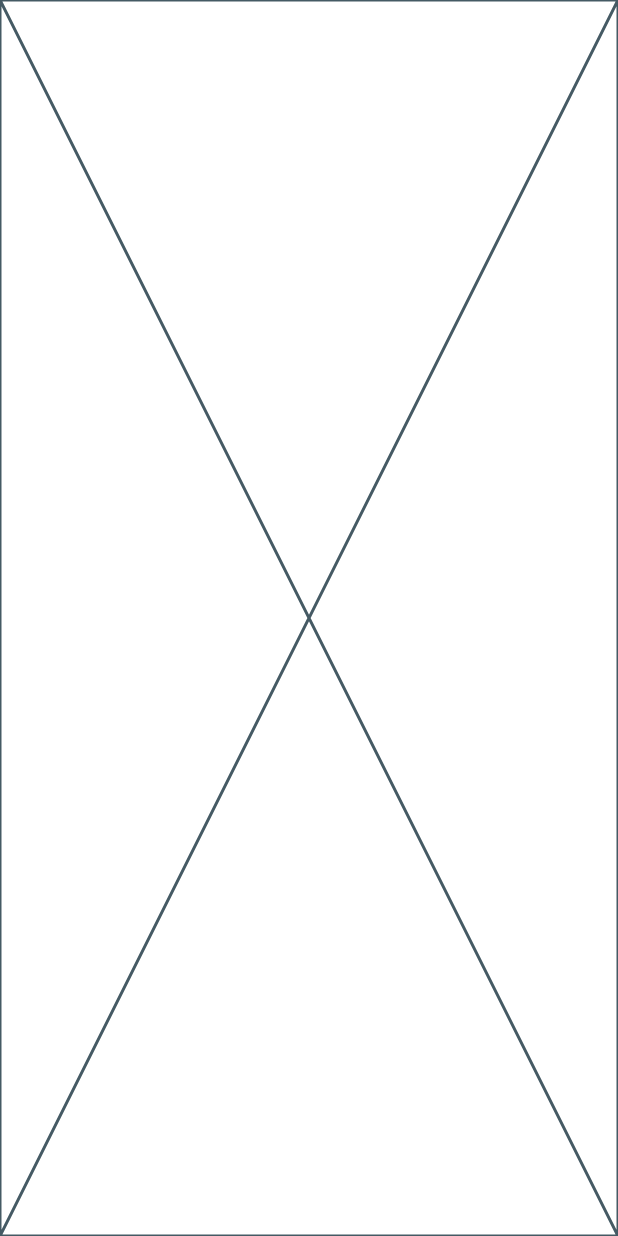
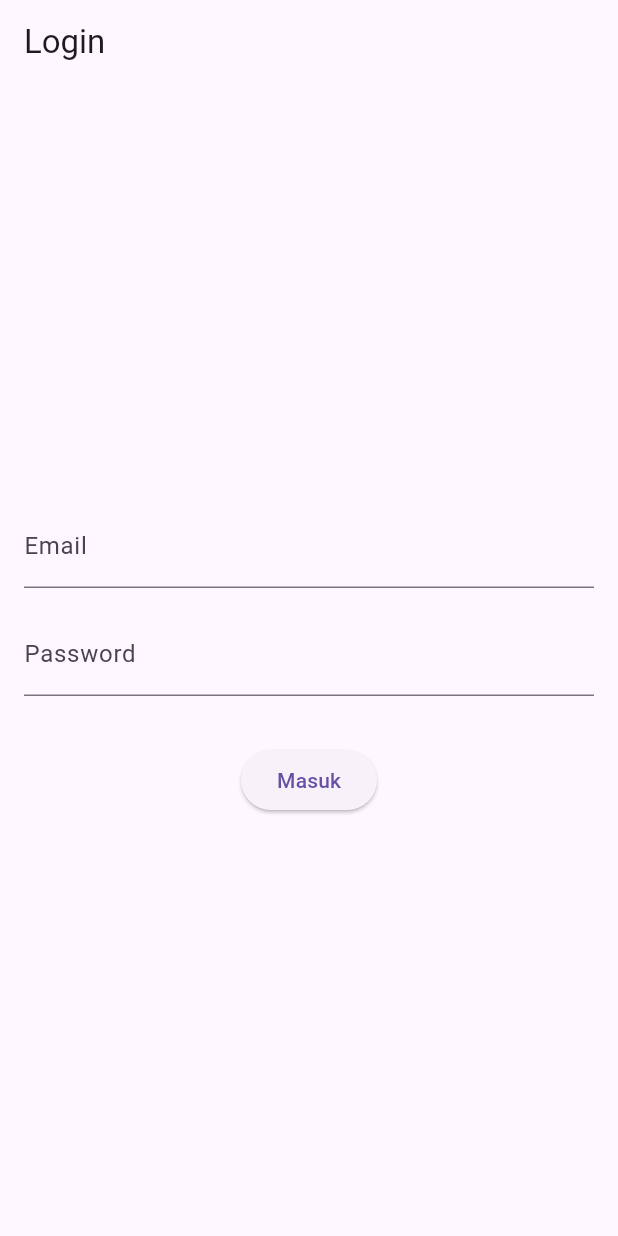
Before and after one commit to rafsanza-hub/ecommerce, a Flutter app: the screen it shows after launch, on a phone screen of 412 x 824 dp. Run offline on Flutter 3.47's test engine with Material 3 defaults, Android fonts, the light colour scheme and no system bars; our stand-ins replace bloc, equatable, flutter_bloc, shared_preferences.

Commit message:
[flutter] feat: add user authentication using backend API

```diff
--- /dev/null
+++ b/mobile/devtools_options.yaml
@@ -0,0 +1,3 @@
+description: This file stores settings for Dart & Flutter DevTools.
+documentation: https://docs.flutter.dev/tools/devtools/extensions#configure-extension-enablement-states
+extensions:
--- /dev/null
+++ b/mobile/lib/features/auth/bloc/auth_bloc.dart
@@ -0,0 +1,113 @@
+import 'package:bloc/bloc.dart';
+import 'package:equatable/equatable.dart';
+import 'package:meta/meta.dart';
+import '../models/auth_model.dart';
+import '../services/auth_service.dart';
+
+part 'auth_event.dart';
+part 'auth_state.dart';
+
+class AuthBloc extends Bloc<AuthEvent, AuthState> {
+  final AuthService _authService;
+
+  AuthBloc({required AuthService authService})
+      : _authService = authService,
+        super(AuthInitial()) { // Mulai dengan status AuthInitial
+    on<AuthCheckStatusRequested>(_onAuthCheckStatusRequested);
+    on<AuthLoginRequested>(_onAuthLoginRequested);
+    on<AuthRegisterRequested>(_onAuthRegisterRequested);
+    on<AuthLogoutRequested>(_onAuthLogoutRequested);
+
+    // Segera periksa status saat BLoC dibuat
+    add(AuthCheckStatusRequested());
+  }
+
+  Future<void> _onAuthCheckStatusRequested(
+    AuthCheckStatusRequested event,
+    Emitter<AuthState> emit,
+  ) async {
+    emit(AuthLoading());
+    try {
+      final bool hasToken = await _authService.hasToken();
+      if (hasToken) {
+        // Jika ada token, kita mungkin ingin memverifikasinya atau mengambil data pengguna
+        // Untuk saat ini, kita asumsikan kehadiran token berarti sudah diautentikasi
+        // Dalam aplikasi sebenarnya, Anda mungkin akan mengambil detail pengguna menggunakan token di sini
+        // dan berpotensi memancarkan AuthAuthenticated dengan data pengguna yang sebenarnya.
+        // Jika pengambilan data pengguna gagal (misalnya, token kedaluwarsa), pancarkan AuthUnauthenticated.
+
+        // Placeholder: Memancarkan Unauthenticated untuk saat ini jika hanya pengecekan token yang dilakukan.
+        // Ganti logika ini dengan pengambilan/validasi pengguna yang sebenarnya jika diperlukan.
+        // Untuk pengaturan dasar, hanya memeriksa keberadaan token mungkin cukup pada awalnya.
+        // Mari kita asumsikan untuk saat ini jika token ada, kita perlu pengguna untuk masuk lagi untuk mendapatkan data segar.
+        // Atau, jika Anda menyimpan data pengguna bersama token, Anda dapat memuatnya.
+
+        // Opsi 1: Asumsikan token berarti sudah masuk (paling sederhana, tetapi kurang aman/kuat)
+        // final token = await _authService.getToken();
+        // emit(AuthAuthenticated(user: AuthModel(id: 'temp', name: 'User', email: 'user@example.com', token: token!))); // Ganti dengan pemuatan pengguna yang sebenarnya
+
+        // Opsi 2: Memerlukan login bahkan jika token ada (lebih aman jika token mungkin sudah kedaluwarsa)
+         emit(AuthUnauthenticated());
+
+      } else {
+        emit(AuthUnauthenticated());
+      }
+    } catch (e) {
+      emit(AuthFailure(message: 'Gagal memeriksa status autentikasi: ${e.toString()}'));
+    }
+  }
+
+  Future<void> _onAuthLoginRequested(
+    AuthLoginRequested event,
+    Emitter<AuthState> emit,
+  ) async {
+    emit(AuthLoading());
+    try {
+      final user = await _authService.login(event.email, event.password);
+      emit(AuthAuthenticated(user: user));
+    } catch (e) {
+      emit(AuthFailure(message: e.toString()));
+      // Secara opsional, kembali ke Unauthenticated setelah menampilkan kegagalan
+      await Future.delayed(const Duration(seconds: 2)); // Beri waktu untuk melihat kesalahan
+       if (state is AuthFailure) { // Periksa apakah status masih gagal sebelum memancarkan unauthenticated
+         emit(AuthUnauthenticated());
+       }
+    }
+  }
+
+  Future<void> _onAuthRegisterRequested(
+    AuthRegisterRequested event,
+    Emitter<AuthState> emit,
+  ) async {
+    emit(AuthLoading());
+    try {
+      final user = await _authService.register(
+        name: event.name,
+        email: event.email,
+        password: event.password,
+      );
+      emit(AuthAuthenticated(user: user));
+    } catch (e) {
+      emit(AuthFailure(message: e.toString()));
+       await Future.delayed(const Duration(seconds: 2));
+       if (state is AuthFailure) {
+         emit(AuthUnauthenticated());
+       }
+    }
+  }
+
+  Future<void> _onAuthLogoutRequested(
+    AuthLogoutRequested event,
+    Emitter<AuthState> emit,
+  ) async {
+    emit(AuthLoading());
+    try {
+      await _authService.logout();
+      emit(AuthUnauthenticated());
+    } catch (e) {
+      // Bahkan jika logout gagal, perlakukan pengguna sebagai tidak diautentikasi di sisi klien
+      emit(AuthUnauthenticated());
+      print('Kesalahan Logout: ${e.toString()}'); // Catat kesalahan
+    }
+  }
+}
--- /dev/null
+++ b/mobile/lib/features/auth/bloc/auth_event.dart
@@ -0,0 +1,43 @@
+part of 'auth_bloc.dart';
+
+@immutable
+sealed class AuthEvent extends Equatable {
+  const AuthEvent();
+
+  @override
+  List<Object?> get props => [];
+}
+
+// Event untuk memicu pengecekan status autentikasi saat ini (misalnya, saat aplikasi dimulai)
+final class AuthCheckStatusRequested extends AuthEvent {}
+
+// Event yang dipicu ketika pengguna mencoba masuk
+final class AuthLoginRequested extends AuthEvent {
+  final String email;
+  final String password;
+
+  const AuthLoginRequested({required this.email, required this.password});
+
+  @override
+  List<Object?> get props => [email, password];
+}
+
+// Event yang dipicu ketika pengguna mencoba mendaftar
+final class AuthRegisterRequested extends AuthEvent {
+  final String name;
+  final String email;
+  final String password;
+
+  const AuthRegisterRequested({
+    required this.name,
+    required this.email,
+    required this.password,
+  });
+
+  @override
+  List<Object?> get props => [name, email, password];
+}
+
+
+// Event yang dipicu ketika pengguna keluar
+final class AuthLogoutRequested extends AuthEvent {}
--- /dev/null
+++ b/mobile/lib/features/auth/bloc/auth_state.dart
@@ -0,0 +1,40 @@
+part of 'auth_bloc.dart';
+
+// Imports are moved to auth_bloc.dart
+
+@immutable
+sealed class AuthState extends Equatable {
+  const AuthState();
+
+  @override
+  List<Object?> get props => [];
+}
+
+// Kondisi awal, sebelum memeriksa status autentikasi
+final class AuthInitial extends AuthState {}
+
+// Kondisi ketika operasi autentikasi sedang berlangsung
+final class AuthLoading extends AuthState {}
+
+// Kondisi ketika pengguna berhasil diautentikasi
+final class AuthAuthenticated extends AuthState {
+  final AuthModel user;
+
+  const AuthAuthenticated({required this.user});
+
+  @override
+  List<Object?> get props => [user];
+}
+
+// Kondisi ketika pengguna tidak diautentikasi
+final class AuthUnauthenticated extends AuthState {}
+
+// Kondisi ketika operasi autentikasi gagal
+final class AuthFailure extends AuthState {
+  final String message;
+
+  const AuthFailure({required this.message});
+
+  @override
+  List<Object?> get props => [message];
+}
--- /dev/null
+++ b/mobile/lib/features/auth/models/auth_model.dart
@@ -0,0 +1,39 @@
+import 'package:equatable/equatable.dart';
+
+class AuthModel extends Equatable {
+  final String id;
+  final String name;
+  final String email;
+  final String token; // The JWT token
+
+  const AuthModel({
+    required this.id,
+    required this.name,
+    required this.email,
+    required this.token,
+  });
+
+  // Factory constructor to create an AuthModel from JSON
+  factory AuthModel.fromJson(Map<String, dynamic> json) {
+    return AuthModel(
+      // Adjust field names based on your actual backend response
+      id: json['_id'] ?? json['id'] ?? '',
+      name: json['name'] ?? '',
+      email: json['email'] ?? '',
+      token: json['token'] ?? '',
+    );
+  }
+
+  // Method to convert AuthModel to JSON (optional, might be useful)
+  Map<String, dynamic> toJson() {
+    return {
+      'id': id,
+      'name': name,
+      'email': email,
+      'token': token,
+    };
+  }
+
+  @override
+  List<Object?> get props => [id, name, email, token];
+}
--- /dev/null
+++ b/mobile/lib/features/auth/screens/login_screen.dart
@@ -0,0 +1,112 @@
+import 'package:flutter/material.dart';
+import 'package:flutter_bloc/flutter_bloc.dart';
+import '../bloc/auth_bloc.dart';
+
+class LoginScreen extends StatefulWidget {
+  const LoginScreen({super.key});
+
+  @override
+  State<LoginScreen> createState() => _LoginScreenState();
+}
+
+class _LoginScreenState extends State<LoginScreen> {
+  final _formKey = GlobalKey<FormState>();
+  final _emailController = TextEditingController();
+  final _passwordController = TextEditingController();
+
+  @override
+  void dispose() {
+    _emailController.dispose();
+    _passwordController.dispose();
+    super.dispose();
+  }
+
+  void _login() {
+    if (_formKey.currentState!.validate()) {
+      context.read<AuthBloc>().add(
+            AuthLoginRequested(
+              email: _emailController.text.trim(),
+              password: _passwordController.text.trim(),
+            ),
+          );
+    }
+  }
+
+  @override
+  Widget build(BuildContext context) {
+    return Scaffold(
+      appBar: AppBar(title: const Text('Login')),
+      body: BlocListener<AuthBloc, AuthState>(
+        listener: (context, state) {
+          if (state is AuthFailure) {
+            ScaffoldMessenger.of(context)
+              ..hideCurrentSnackBar()
+              ..showSnackBar(
+                SnackBar(
+                  content: Text('Login Failed: ${state.message}'),
+                  backgroundColor: Colors.red,
+                ),
+              );
+          }
+          // No need to listen for AuthAuthenticated here,
+          // the main app structure will handle navigation based on state.
+        },
+        child: Center(
+          child: Padding(
+            padding: const EdgeInsets.all(16.0),
+            child: Form(
+              key: _formKey,
+              child: Column(
+                mainAxisAlignment: MainAxisAlignment.center,
+                children: [
+                  TextFormField(
+                    controller: _emailController,
+                    decoration: const InputDecoration(labelText: 'Email'),
+                    keyboardType: TextInputType.emailAddress,
+                    validator: (value) {
+                      if (value == null || value.isEmpty || !value.contains('@')) {
+                        return 'Please enter a valid email';
+                      }
+                      return null;
+                    },
+                  ),
+                  const SizedBox(height: 16),
+                  TextFormField(
+                    controller: _passwordController,
+                    decoration: const InputDecoration(labelText: 'Password'),
+                    obscureText: true,
+                    validator: (value) {
+                      if (value == null || value.isEmpty) {
+                        return 'Please enter your password';
+                      }
+                      return null;
+                    },
+                  ),
+                  const SizedBox(height: 32),
+                  BlocBuilder<AuthBloc, AuthState>(
+                    builder: (context, state) {
+                      if (state is AuthLoading) {
+                        return const CircularProgressIndicator();
+                      }
+                      return ElevatedButton(
+                        onPressed: _login,
+                        child: const Text('Masuk'),
+                      );
+                    },
+                  ),
+                  // Secara opsional tambahkan tombol untuk navigasi ke RegisterScreen
+                  // TextButton(
+                  //   onPressed: () {
+                  //     // Navigator.push(context, MaterialPageRoute(builder: (_) => RegisterScreen()));
+                  //   },
+                  //   child: const Text('Tidak punya akun? Daftar'),
+                  // )
+                ],
+              ),
+            ),
+          ),
+        ),
+      ),
+    );
+  }
+}
--- a/mobile/lib/main.dart
+++ b/mobile/lib/main.dart
@@ -1,28 +1,67 @@
 import 'package:flutter/material.dart';
+import 'package:flutter_bloc/flutter_bloc.dart';
+import 'features/auth/bloc/auth_bloc.dart';
+import 'features/auth/services/auth_service.dart';
+import 'features/auth/screens/login_screen.dart';
+import 'features/home/screens/home_screen.dart'; // Import the actual HomeScreen
 
 void main() {
-  runApp(const MyApp());
+  // You might need WidgetsFlutterBinding.ensureInitialized() if you do async work before runApp
+  // WidgetsFlutterBinding.ensureInitialized();
+
+  // Instantiate AuthService
+  final AuthService authService = AuthService();
+
+  runApp(MyApp(authService: authService));
 }
 
-class MyApp extends StatefulWidget {
-  const MyApp({super.key});
+class MyApp extends StatelessWidget {
+  final AuthService authService;
+
+  const MyApp({super.key, required this.authService});
 
   @override
-  State<MyApp> createState() => _MyAppState();
-}
-
-class _MyAppState extends State<MyApp> {
-  @override
   Widget build(BuildContext context) {
-    return const HomeScreen();
+    // Provide the AuthBloc to the entire application
+    return BlocProvider(
+      create: (context) => AuthBloc(authService: authService),
+      child: MaterialApp(
+        title: 'E-commerce App', // Give your app a title
+        theme: ThemeData(
+          primarySwatch: Colors.blue, // Customize theme as needed
+          visualDensity: VisualDensity.adaptivePlatformDensity,
+        ),
+        home: const AuthWrapper(), // Use a wrapper to decide which screen to show
+      ),
+    );
   }
 }
 
-class HomeScreen extends StatelessWidget {
-  const HomeScreen({super.key});
+// This widget listens to AuthState and builds the appropriate UI
+class AuthWrapper extends StatelessWidget {
+  const AuthWrapper({super.key});
 
   @override
   Widget build(BuildContext context) {
-    return const Placeholder();
+    return BlocBuilder<AuthBloc, AuthState>(
+      builder: (context, state) {
+        if (state is AuthAuthenticated) {
+          // If authenticated, show HomeScreen
+          return const HomeScreen();
+        } else if (state is AuthUnauthenticated || state is AuthFailure) {
+          // If unauthenticated or login failed, show LoginScreen
+          return const LoginScreen();
+        } else {
+          // If AuthInitial or AuthLoading, show a loading indicator
+          return const Scaffold(
+            body: Center(
+              child: CircularProgressIndicator(),
+            ),
+          );
+        }
+      },
+    );
   }
 }
+
+// Remove the old placeholder HomeScreen definition from here if it exists
--- a/mobile/pubspec.yaml
+++ b/mobile/pubspec.yaml
@@ -34,6 +34,10 @@ dependencies:
     sdk: flutter
   flutter_svg: ^2.0.17
   form_field_validator: ^1.1.0
+  http: ^1.2.1 # For making HTTP requests
+  flutter_bloc: ^8.1.6 # For state management
+  equatable: ^2.0.5 # For value equality in Bloc states/events
+  shared_preferences: ^2.2.3 # For storing JWT token locally
 
 dev_dependencies:
   flutter_lints: ^5.0.0
```
Also changed, not shown: mobile/lib/features/auth/services/auth_service.dart (added, +136 -0 lines), mobile/lib/features/home/screens/home_screen.dart (added, +47 -0 lines), mobile/pubspec.lock, 2 other files.
